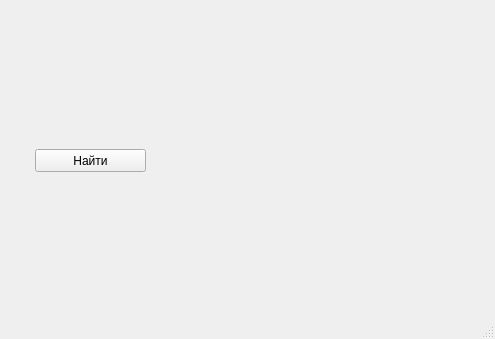
DmitrySuslov/ProjectMapsAPI, file UIProjectMapsAPI.ui: the form before one commit; both pictures show x 255 to 750 and y 261 to 600 of the 750 by 600 pixel window.
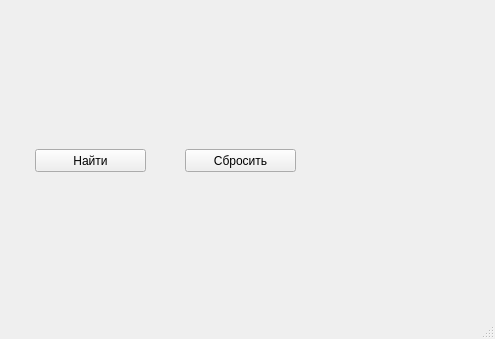
The form after the commit.

Commit message: Не работает map

```diff
--- a/UIProjectMapsAPI.ui
+++ b/UIProjectMapsAPI.ui
@@ -103,6 +103,32 @@
      <string>Найти</string>
     </property>
    </widget>
+   <widget class="QPushButton" name="clearButton">
+    <property name="geometry">
+     <rect>
+      <x>440</x>
+      <y>410</y>
+      <width>111</width>
+      <height>23</height>
+     </rect>
+    </property>
+    <property name="text">
+     <string>Сбросить</string>
+    </property>
+   </widget>
+   <widget class="QLabel" name="object_address">
+    <property name="geometry">
+     <rect>
+      <x>20</x>
+      <y>450</y>
+      <width>721</width>
+      <height>41</height>
+     </rect>
+    </property>
+    <property name="text">
+     <string/>
+    </property>
+   </widget>
   </widget>
   <widget class="QMenuBar" name="menubar">
    <property name="geometry">
```
The commit also changes 1 other file.
